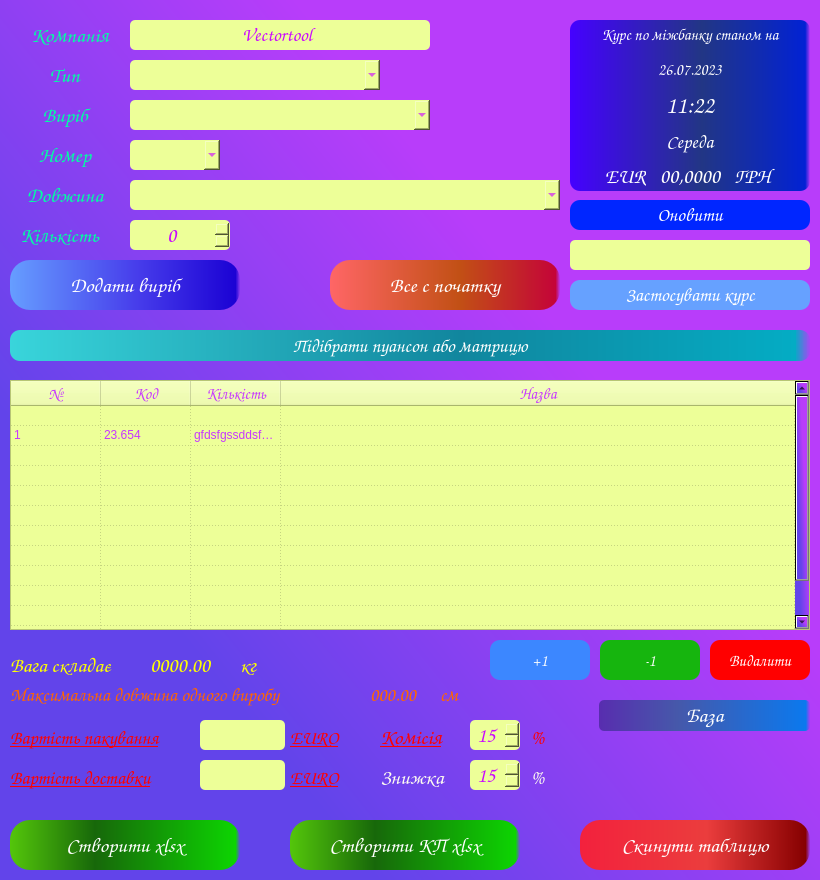
Before: the Qt Designer form BendingPriceCalc.ui in VitaliyBychevoy/BendingToolsPriceCalc, drawn with Qt 5.
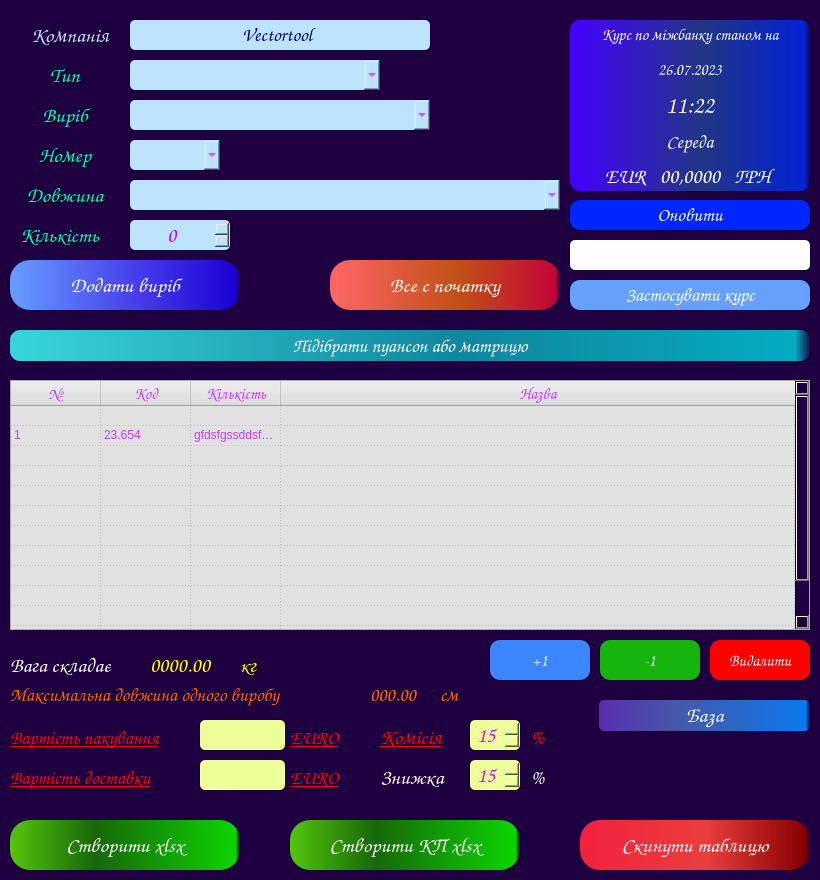
After: the same form once the commit is applied.

What changed in the file:
```diff
--- a/BendingPriceCalc.ui
+++ b/BendingPriceCalc.ui
@@ -31,7 +31,7 @@
   </property>
   <property name="styleSheet">
    <string notr="true">/*background-color: qlineargradient(spread:pad, x1:0.011, y1:0.852455, x2:0.96, y2:0.085, stop:0 rgba(112, 2, 117, 255), stop:1 rgba(128, 16, 255, 255));*/
-background-color: qlineargradient(spread:pad, x1:0.0685455, y1:0.704, x2:0.585, y2:0.261, stop:0.153409 rgba(98, 68, 234, 255), stop:1 rgba(184, 61, 250, 255));</string>
+background-color:rgb(30, 0, 65);</string>
   </property>
   <property name="locale">
    <locale language="English" country="UnitedStates"/>
@@ -60,7 +60,7 @@
     </property>
     <property name="styleSheet">
      <string notr="true">background-color: qlineargradient(spread:pad, x1:0, y1:0, x2:1, y2:0, stop:0 rgba(0, 0, 0, 0), stop:1 rgba(255, 255, 255, 0));
-color: rgb(0, 255, 162);</string>
+color:rgb(190, 227, 255);</string>
     </property>
     <property name="locale">
      <locale language="Ukrainian" country="Ukraine"/>
@@ -89,8 +89,8 @@
     </property>
     <property name="styleSheet">
      <string notr="true">QLineEdit{
-	background-color: rgb(237, 255, 152);
-	color: rgb(202, 8, 255);
+	background-color:rgb(190, 227, 255);
+	color: rgb(0, 0, 100);
 border-radius: 5px;
 }
 
@@ -152,7 +152,7 @@
     </property>
     <property name="styleSheet">
      <string notr="true">QComboBox{
-	background-color: rgb(237, 255, 152);
+	background-color:rgb(190, 227, 255);
 	color: rgb(202, 8, 255);
 	border: 1px  rgb(237, 255, 152);
 border-radius: 5px;
@@ -220,7 +220,7 @@
     </property>
     <property name="styleSheet">
      <string notr="true">QComboBox{
-	background-color: rgb(237, 255, 152);
+	background-color: rgb(190, 227, 255);
 	color: rgb(202, 8, 255);
 	border: 1px  rgb(237, 255, 152);
 border-radius: 5px;
@@ -279,7 +279,7 @@
     </property>
     <property name="styleSheet">
      <string notr="true">QComboBox{
-	background-color: rgb(237, 255, 152);
+	background-color: rgb(190, 227, 255);
 	color: rgb(202, 8, 255);
 	border: 1px  rgb(237, 255, 152);
 border-radius: 5px;
@@ -335,7 +335,7 @@
     </property>
     <property name="styleSheet">
      <string notr="true">QComboBox{
-	background-color: rgb(237, 255, 152);
+	background-color: rgb(190, 227, 255);
 	color: rgb(202, 8, 255);
 	border: 1px  rgb(237, 255, 152);
 border-radius: 5px;
@@ -391,7 +391,7 @@
     </property>
     <property name="styleSheet">
      <string notr="true">QSpinBox{
-	background-color: rgb(237, 255, 152);
+	background-color: rgb(190, 227, 255);
 	color: rgb(202, 8, 255);
 border-radius: 5px;
 }
@@ -491,7 +491,7 @@
      </rect>
     </property>
     <property name="styleSheet">
-     <string notr="true">background:rgb(237, 255, 152);
+     <string notr="true">background:rgb(225, 225, 225);
 color: rgb(199, 55, 255);
 </string>
     </property>
@@ -704,7 +704,7 @@
     </property>
     <property name="styleSheet">
      <string notr="true">background-color: qlineargradient(spread:pad, x1:0, y1:0, x2:1, y2:0, stop:0 rgba(0, 0, 0, 0), stop:1 rgba(255, 255, 255, 0));
-color: rgb(255, 255, 0);</string>
+color:rgb(255, 255, 255);</string>
     </property>
     <property name="text">
      <string>Вага складає</string>
@@ -1124,7 +1124,7 @@
     <property name="styleSheet">
      <string notr="true">QLineEdit{
 
-	background-color: rgb(237, 255, 152);
+	background-color:rgb(255, 255, 255);
 	color: rgb(202, 8, 255);
 	border: 1px  rgb(237, 255, 152);
 border-radius: 5px;
```
